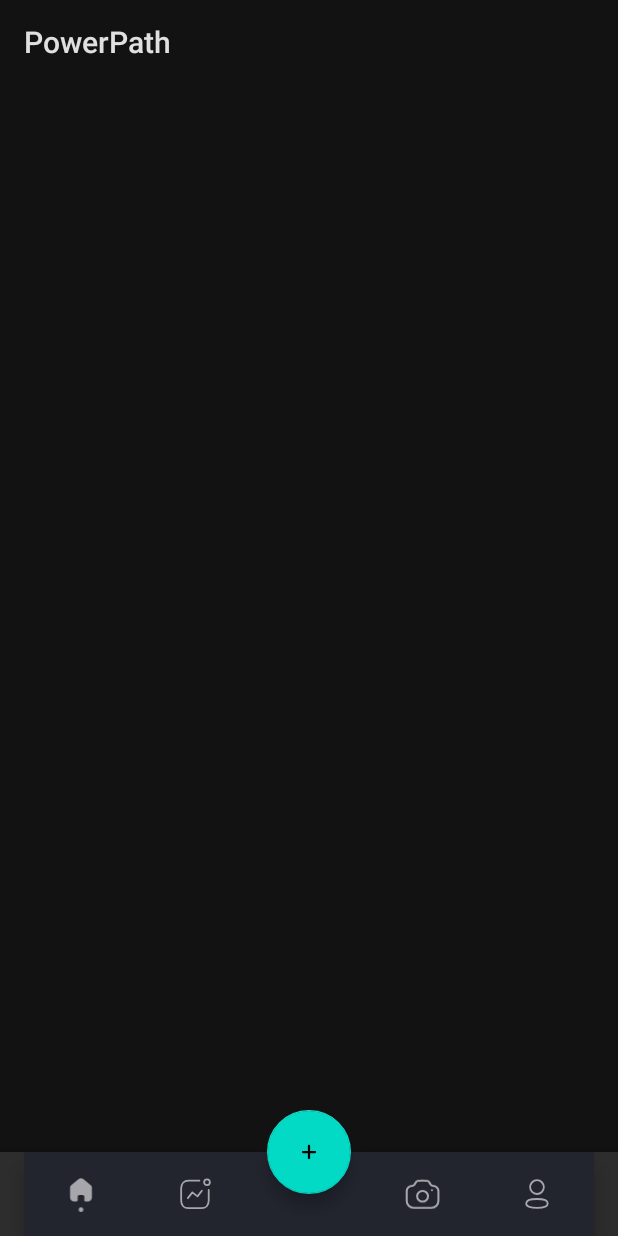
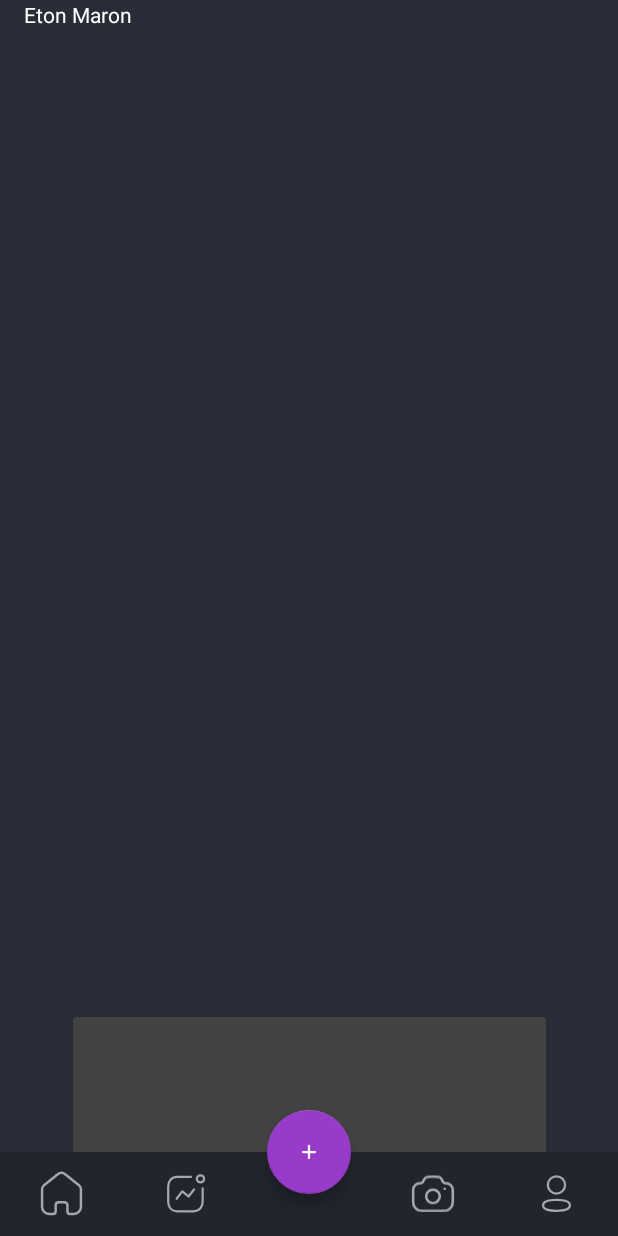
Before and after one commit to ST10188402/PowerPath, an Android app: the screen it shows after launch (MainActivity), item 3 of the bottom bar chosen, on a phone screen of 412 x 824 dp. Run offline under Robolectric (Android 15) with nearby library versions, the phone set to English and light mode, and no system bars.

```diff
--- a/app/build.gradle.kts
+++ b/app/build.gradle.kts
@@ -47,6 +47,7 @@ dependencies {
     implementation(libs.androidx.activity)
     implementation(libs.androidx.constraintlayout)
     testImplementation(libs.junit)
+    implementation("androidx.cardview:cardview:1.0.0")
     androidTestImplementation(libs.androidx.junit)
     androidTestImplementation(libs.androidx.espresso.core)
 }
--- a/app/src/main/java/com/opsc/powerpath/MainActivity.kt
+++ b/app/src/main/java/com/opsc/powerpath/MainActivity.kt
@@ -5,16 +5,38 @@ import androidx.activity.enableEdgeToEdge
 import androidx.appcompat.app.AppCompatActivity
 import androidx.core.view.ViewCompat
 import androidx.core.view.WindowInsetsCompat
+import com.google.android.material.bottomnavigation.BottomNavigationView
+import com.opsc.powerpath.Fragments.HomeFragment
 
 class MainActivity : AppCompatActivity() {
+    private lateinit var navView: BottomNavigationView
     override fun onCreate(savedInstanceState: Bundle?) {
         super.onCreate(savedInstanceState)
         enableEdgeToEdge()
         setContentView(R.layout.activity_main)
+        navView = findViewById(R.id.nav_view)
+
+
+        navView.setOnItemSelectedListener(){
+            when(it.itemId){
+                R.id.blank -> replaceFragment(HomeFragment())
+                R.id.home -> replaceFragment(HomeFragment())
+
+            }
+            true
+        }
+
         ViewCompat.setOnApplyWindowInsetsListener(findViewById(R.id.main)) { v, insets ->
             val systemBars = insets.getInsets(WindowInsetsCompat.Type.systemBars())
-            v.setPadding(systemBars.left, systemBars.top, systemBars.right, systemBars.bottom)
+            v.setPadding(systemBars.left, systemBars.top, systemBars.right, 0)
             insets
         }
     }
+
+    private fun replaceFragment(fragment: androidx.fragment.app.Fragment) {
+        val fragmentManager = supportFragmentManager
+        val transaction = fragmentManager.beginTransaction()
+        transaction.replace(R.id.nav_host, fragment)
+        transaction.commit()
+    }
 }
--- /dev/null
+++ b/app/src/main/res/drawable/ic_home.xml
@@ -0,0 +1,13 @@
+<vector xmlns:android="http://schemas.android.com/apk/res/android"
+    android:width="22dp"
+    android:height="22dp"
+    android:viewportWidth="22"
+    android:viewportHeight="22">
+  <path
+      android:pathData="M8.157,19.771V16.705C8.157,15.925 8.793,15.291 9.581,15.286H12.467C13.259,15.286 13.901,15.921 13.901,16.705V16.705V19.781C13.9,20.443 14.434,20.985 15.103,21H17.027C18.945,21 20.5,19.461 20.5,17.562V17.562V8.838C20.49,8.091 20.135,7.389 19.538,6.933L12.958,1.685C11.805,0.772 10.166,0.772 9.013,1.685L2.462,6.943C1.862,7.397 1.507,8.1 1.5,8.847V17.562C1.5,19.461 3.055,21 4.973,21H6.897C7.582,21 8.138,20.45 8.138,19.771V19.771"
+      android:strokeLineJoin="round"
+      android:strokeWidth="1.2"
+      android:fillColor="#00000000"
+      android:strokeColor="#73717E"
+      android:strokeLineCap="round"/>
+</vector>
--- a/app/src/main/res/drawable/ic_home_active.xml
+++ /dev/null
@@ -1,36 +0,0 @@
-<vector xmlns:android="http://schemas.android.com/apk/res/android"
-    xmlns:aapt="http://schemas.android.com/aapt"
-    android:width="24dp"
-    android:height="31dp"
-    android:viewportWidth="24"
-    android:viewportHeight="31">
-  <path
-      android:pathData="M12,29m-2,0a2,2 0,1 1,4 0a2,2 0,1 1,-4 0">
-    <aapt:attr name="android:fillColor">
-      <gradient
-          android:startX="17.333"
-          android:startY="34.704"
-          android:endX="7.643"
-          android:endY="33.968"
-          android:type="linear">
-        <item android:offset="0" android:color="#FF983BCB"/>
-        <item android:offset="1" android:color="#FF4023D7"/>
-      </gradient>
-    </aapt:attr>
-  </path>
-  <path
-      android:pathData="M9.157,20.771V17.705C9.157,16.925 9.793,16.291 10.581,16.286H13.467C14.259,16.286 14.901,16.921 14.901,17.705V20.781C14.9,21.443 15.434,21.985 16.103,22H18.027C19.945,22 21.5,20.461 21.5,18.562V9.838C21.49,9.091 21.135,8.389 20.538,7.933L13.958,2.685C12.805,1.772 11.166,1.772 10.013,2.685L3.462,7.943C2.862,8.397 2.507,9.1 2.5,9.847V18.562C2.5,20.461 4.055,22 5.973,22H7.897C8.582,22 9.138,21.45 9.138,20.771"
-      android:fillType="evenOdd">
-    <aapt:attr name="android:fillColor">
-      <gradient
-          android:startX="37.333"
-          android:startY="40.519"
-          android:endX="-8.72"
-          android:endY="37.195"
-          android:type="linear">
-        <item android:offset="0" android:color="#FF983BCB"/>
-        <item android:offset="1" android:color="#FF4023D7"/>
-      </gradient>
-    </aapt:attr>
-  </path>
-</vector>
--- a/app/src/main/res/layout/activity_main.xml
+++ b/app/src/main/res/layout/activity_main.xml
@@ -1,34 +1,38 @@
-<?xml version="1.0" encoding="utf-8"?>
 <androidx.coordinatorlayout.widget.CoordinatorLayout
     xmlns:android="http://schemas.android.com/apk/res/android"
     xmlns:app="http://schemas.android.com/apk/res-auto"
     xmlns:tools="http://schemas.android.com/tools"
     android:layout_width="match_parent"
+    android:background="@color/background"
+    android:id="@+id/main"
     android:layout_height="match_parent"
     tools:context=".MainActivity">
 
-    <com.google.android.material.bottomappbar.BottomAppBar
-        android:id="@+id/bottomAppBar"
+    <FrameLayout
+        android:layout_width="match_parent"
+        android:layout_height="match_parent"
+        android:id="@+id/nav_host" />
+
+    <com.google.android.material.bottomnavigation.BottomNavigationView
+        android:id="@+id/nav_view"
         android:layout_width="match_parent"
         android:layout_height="wrap_content"
-        android:layout_gravity="bottom">
-
-        <com.google.android.material.bottomnavigation.BottomNavigationView
-            android:id="@+id/bottomNavigationView"
-            android:layout_width="match_parent"
-            android:layout_height="match_parent"
-            android:layout_marginEnd="16dp"
-            android:background="@color/navbar"
-            app:menu="@menu/bottom_nav" />
-
-    </com.google.android.material.bottomappbar.BottomAppBar>
+        android:layout_gravity="bottom"
+        android:background="@color/navbar"
+        app:itemRippleColor="@color/transparent"
+        app:itemTextColor="@color/button_purple"
+        app:itemIconSize="30dp"
+        app:elevation="0dp"
+        app:menu="@menu/bottom_nav" />
 
     <com.google.android.material.floatingactionbutton.FloatingActionButton
         android:id="@+id/fab"
         android:layout_width="wrap_content"
         android:layout_height="wrap_content"
         android:src="@drawable/ic_plus"
-        app:layout_anchor="@+id/bottomAppBar"
-        app:layout_anchorGravity="bottom|center" />
+        app:tint="@color/white"
+        app:backgroundTint="@color/button_purple"
+        app:layout_anchor="@+id/nav_view"
+        app:layout_anchorGravity="top|center" />
 
 </androidx.coordinatorlayout.widget.CoordinatorLayout>
--- a/app/src/main/res/layout/fragment_home.xml
+++ b/app/src/main/res/layout/fragment_home.xml
@@ -1,14 +1,47 @@
 <?xml version="1.0" encoding="utf-8"?>
 <FrameLayout xmlns:android="http://schemas.android.com/apk/res/android"
+    xmlns:app="http://schemas.android.com/apk/res-auto"
     xmlns:tools="http://schemas.android.com/tools"
     android:layout_width="match_parent"
     android:layout_height="match_parent"
     tools:context=".Fragments.HomeFragment">
 
-    <!-- TODO: Update blank fragment layout -->
-    <TextView
+    <androidx.constraintlayout.widget.ConstraintLayout
         android:layout_width="match_parent"
-        android:layout_height="match_parent"
-        android:text="@string/hello_blank_fragment" />
+        android:layout_height="match_parent">
+
+        <TextView
+            android:id="@+id/name"
+            android:layout_width="wrap_content"
+            android:layout_height="wrap_content"
+            android:layout_marginStart="16dp"
+            android:text="Eton Maron"
+            android:textColor="@color/white"
+            android:layout_marginLeft="30dp"
+            app:layout_constraintStart_toStartOf="parent"
+            tools:layout_editor_absoluteY="86dp" />
+
+        <TextView
+            android:layout_width="wrap_content"
+            android:layout_height="wrap_content"
+            android:layout_marginBottom="4dp"
+            android:text="Welcome back!"
+            android:textAlignment="viewStart"
+            android:textColor="@color/grey_text"
+            app:layout_constraintBottom_toTopOf="@+id/name"
+            tools:layout_editor_absoluteX="16dp" />
+
+        <androidx.cardview.widget.CardView
+            android:id="@+id/bmi_card_view"
+            android:layout_width="315dp"
+            android:layout_height="146dp"
+            android:paddingTop="10dp"
+            app:layout_constraintBottom_toBottomOf="parent"
+            app:layout_constraintEnd_toEndOf="parent"
+            app:layout_constraintStart_toStartOf="parent" />
+
+
+    </androidx.constraintlayout.widget.ConstraintLayout>
+
 
 </FrameLayout>
--- a/app/src/main/res/menu/bottom_nav.xml
+++ b/app/src/main/res/menu/bottom_nav.xml
@@ -1,19 +1,19 @@
 <?xml version="1.0" encoding="utf-8"?>
 <menu xmlns:android="http://schemas.android.com/apk/res/android">
     <item android:id="@+id/home"
-        android:icon="@drawable/ic_home_active"
-        android:title="@string/home"/>
+        android:icon="@drawable/ic_home"
+        android:title="@string/dot"/>
     <item android:id="@+id/statistics"
         android:icon="@drawable/ic_statistics"
-        android:title="@string/statistics"/>
+        android:title="@string/dot"/>
 
     <item android:id="@+id/blank"
         android:title=""/>
 
     <item android:id="@+id/camera"
-        android:title="@string/progress"
+        android:title="@string/dot"
         android:icon="@drawable/ic_camera" />
     <item android:id="@+id/profile"
         android:icon="@drawable/ic_profile"
-        android:title="@string/profile"/>
+        android:title="@string/dot"/>
 </menu>
--- a/app/src/main/res/values-night/themes.xml
+++ b/app/src/main/res/values-night/themes.xml
@@ -1,6 +1,6 @@
 <resources xmlns:tools="http://schemas.android.com/tools">
     <!-- Base application theme. -->
-    <style name="Base.Theme.PowerPath" parent="Theme.MaterialComponents">
+    <style name="Base.Theme.PowerPath" parent="Theme.MaterialComponents.NoActionBar">
         <!-- Customize your dark theme here. -->
         <!-- <item name="colorPrimary">@color/my_dark_primary</item> -->
     </style>
--- a/app/src/main/res/values/colors.xml
+++ b/app/src/main/res/values/colors.xml
@@ -6,4 +6,6 @@
     <color name="navbar">#22242E</color>
     <color name="grey_text">#A5A3AF</color>
     <color name="button_purple">#983BCB</color>
+    <color name="transparent">#00000000</color>
+    <color name="unhighlighted">#73717E</color>
 </resources>
--- a/app/src/main/res/values/strings.xml
+++ b/app/src/main/res/values/strings.xml
@@ -6,4 +6,5 @@
     <string name="statistics">Statistics</string>
     <string name="progress">Progress</string>
     <string name="profile">Profile</string>
+    <string name="dot">●</string>
 </resources>
--- a/app/src/main/res/values/themes.xml
+++ b/app/src/main/res/values/themes.xml
@@ -1,8 +1,10 @@
 <resources xmlns:tools="http://schemas.android.com/tools">
     <!-- Base application theme. -->
-    <style name="Base.Theme.PowerPath" parent="Theme.MaterialComponents">
+    <style name="Base.Theme.PowerPath" parent="Theme.MaterialComponents.NoActionBar">
         <!-- Customize your light theme here. -->
         <!-- <item name="colorPrimary">@color/my_light_primary</item> -->
+        <item name="colorPrimary">@color/button_purple</item>
+        <item  name="colorSecondary">@color/unhighlighted</item>
     </style>
 
     <style name="Theme.PowerPath" parent="Base.Theme.PowerPath" />
```
